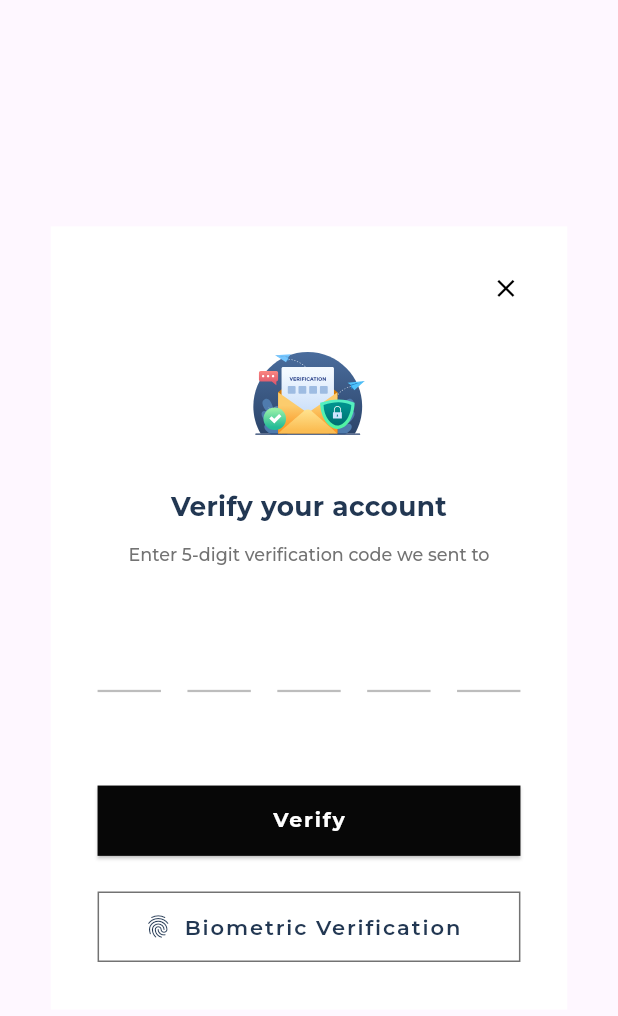
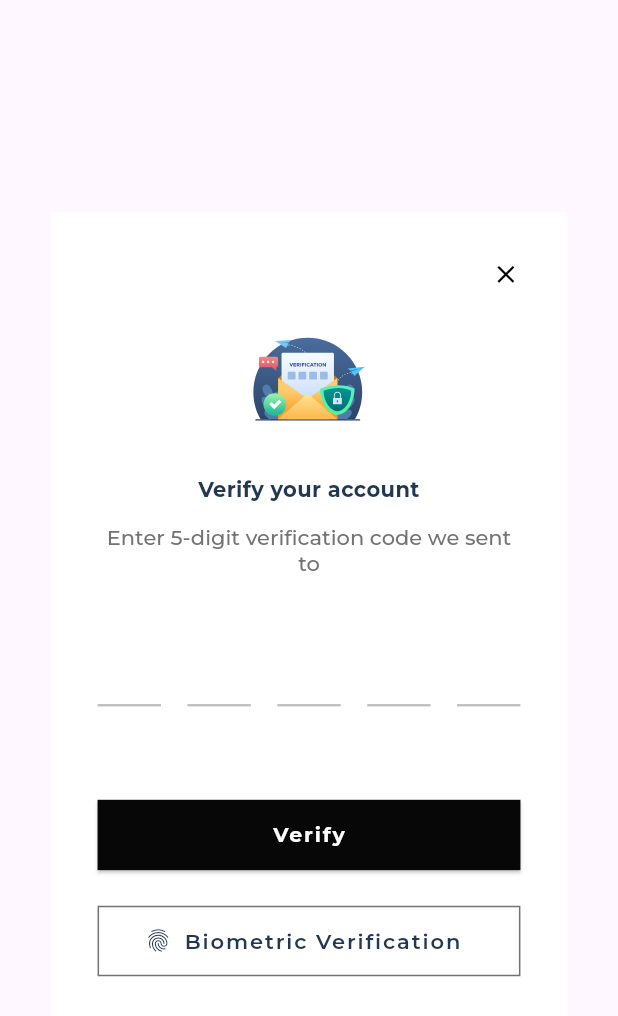
Before and after one commit to Hmbm40/Raalc_app, a Flutter app: the OtpDialog widget shown alone on an empty page, opened directly with empty values, on a phone screen of 412 x 824 dp. Shown: the top 1016 px of the screen. Run offline on Flutter 3.47's test engine with Material 3 defaults, Android fonts, the phone set to English and light mode, and no system bars; drawn by our look-alikes of pin_code_fields; our stand-ins replace flutter_hooks, flutter_screenutil, flutter_spinkit, flutter_svg, hooks_riverpod, shared_preferences and 1 more; accounts and stored records are empty.

Commit message:
fixed const szign issues

```diff
--- a/application/lib/LoginSignup/login.dart
+++ b/application/lib/LoginSignup/login.dart
@@ -122,7 +122,7 @@ class LoginPage extends HookConsumerWidget {
                       Text(
                         title,
                         textAlign: TextAlign.start,
-                        style: const TextStyle(
+                        style: TextStyle(
                           fontSize: AppTheme.headlineFont * textScale,
                           fontFamily: 'Poppins-ExtraBold',
                           color: AppTheme.navyBlue,
@@ -135,7 +135,7 @@ class LoginPage extends HookConsumerWidget {
                           child: Text(
                             description!,
                             textAlign: TextAlign.justify,
-                            style: const TextStyle(
+                            style: TextStyle(
                               fontSize: AppTheme.bodyFont * textScale,
                               fontFamily: 'Poppins-medium',
                               color: Colors.white,
@@ -179,7 +179,6 @@ class LoginPage extends HookConsumerWidget {
                             style: const TextStyle(
                               fontFamily: 'Montserrat',
                               color: AppTheme.black,
-                              fontSize: 10.sp,
                               fontWeight: FontWeight.w600,
                             ),
                           ),
--- a/application/lib/services/otpDialog.dart
+++ b/application/lib/services/otpDialog.dart
@@ -54,12 +54,11 @@ class OtpDialog extends HookWidget {
             ),
             // ── Title ──
             SizedBox(height: 16.h),
-            Text(
+            const Text(
               'Verify your account',
               textAlign: TextAlign.center,
-              style: const TextStyle(
+              style: TextStyle(
                 fontFamily: 'Montserrat',
-                fontSize: 18.sp * textScale,
                 fontWeight: FontWeight.w800,
                 color: AppTheme.navyBlue,
               ),
@@ -74,7 +73,6 @@ class OtpDialog extends HookWidget {
               text: TextSpan(
                 style: const TextStyle(
                   fontFamily: 'Montserrat',
-                  fontSize: 12.sp * textScale,
                   color: AppTheme.gray,
                 ),
                 children: [
```
